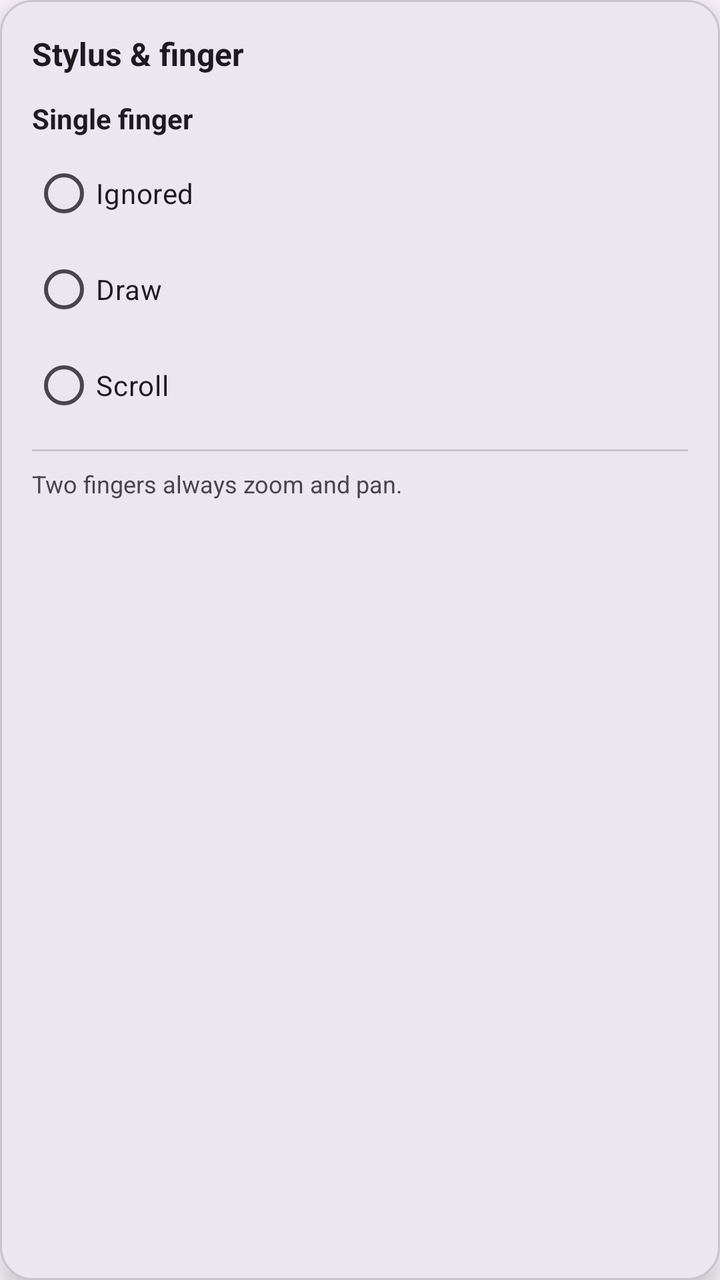
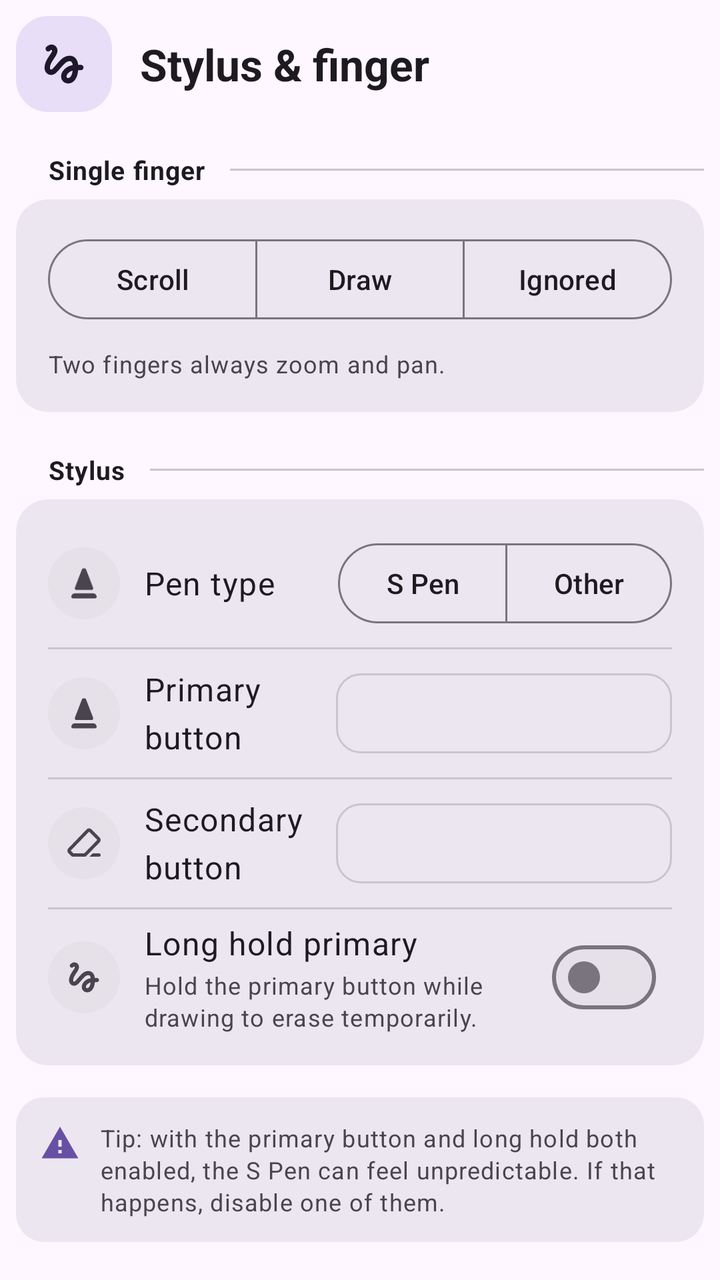

Compare the two renders of this Android layout. The source of the first and the diff that turns it into the second are given below.
<!-- AndroidManifest.xml: application theme Theme.OctopusNotes -->
<!-- res/layout/popup_gesture_options.xml -->
<?xml version="1.0" encoding="utf-8"?>
<LinearLayout xmlns:android="http://schemas.android.com/apk/res/android"
    android:layout_width="300dp"
    android:layout_height="wrap_content"
    android:background="@drawable/popup_background"
    android:orientation="vertical"
    android:padding="16dp"
    android:elevation="8dp">

    <TextView
        android:layout_width="wrap_content"
        android:layout_height="wrap_content"
        android:text="@string/gesture_settings"
        android:textStyle="bold"
        android:textSize="16sp"
        android:textColor="?attr/colorOnSurface"
        android:layout_marginBottom="12dp" />

    <TextView
        android:layout_width="wrap_content"
        android:layout_height="wrap_content"
        android:text="@string/single_finger"
        android:textStyle="bold"
        android:textSize="14sp"
        android:textColor="?attr/colorOnSurface"
        android:layout_marginBottom="4dp" />

    <RadioGroup
        android:id="@+id/singleFingerGroup"
        android:layout_width="match_parent"
        android:layout_height="wrap_content"
        android:orientation="vertical">

        <RadioButton
            android:id="@+id/radioFingerIgnored"
            android:layout_width="match_parent"
            android:layout_height="wrap_content"
            android:text="@string/finger_ignored"
            android:textColor="?attr/colorOnSurface" />

        <RadioButton
            android:id="@+id/radioFingerDraw"
            android:layout_width="match_parent"
            android:layout_height="wrap_content"
            android:text="@string/finger_draw"
            android:textColor="?attr/colorOnSurface" />

        <RadioButton
            android:id="@+id/radioFingerScroll"
            android:layout_width="match_parent"
            android:layout_height="wrap_content"
            android:text="@string/finger_scroll"
            android:textColor="?attr/colorOnSurface" />
    </RadioGroup>

    <View
        android:layout_width="match_parent"
        android:layout_height="1dp"
        android:background="?attr/colorOutlineVariant"
        android:layout_marginVertical="8dp" />

    <TextView
        android:layout_width="match_parent"
        android:layout_height="wrap_content"
        android:text="@string/gesture_two_finger_note"
        android:textColor="?attr/colorOnSurfaceVariant"
        android:textSize="12sp" />

</LinearLayout>
<!-- resources referenced by this layout -->
<resources>
  <!-- drawable popup_background (drawable) -->
  <?xml version="1.0" encoding="utf-8"?>
  <shape xmlns:android="http://schemas.android.com/apk/res/android"
      android:shape="rectangle">
  
      <solid android:color="?attr/colorSurfaceContainerHigh" />
      <corners android:radius="16dp" />
      <stroke
          android:width="1dp"
          android:color="?attr/colorOutlineVariant" />
      <padding
          android:bottom="8dp"
          android:left="8dp"
          android:right="8dp"
          android:top="8dp" />
  
  </shape>
  <style name="Base.Theme.OctopusNotes" parent="Theme.Material3.DayNight.NoActionBar">
          <item name="android:statusBarColor">@android:color/transparent</item>
          <item name="android:windowLightStatusBar" tools:targetApi="m">true</item>
      </style>
  <!-- unchanged entries left out for length: 7 -->
</resources>

<!-- the commit's change to res/layout/popup_gesture_options.xml (unified diff, before → after) -->
@@ -1,69 +1,316 @@
 <?xml version="1.0" encoding="utf-8"?>
-<LinearLayout xmlns:android="http://schemas.android.com/apk/res/android"
-    android:layout_width="300dp"
-    android:layout_height="wrap_content"
-    android:background="@drawable/popup_background"
-    android:orientation="vertical"
-    android:padding="16dp"
-    android:elevation="8dp">
-
-    <TextView
-        android:layout_width="wrap_content"
-        android:layout_height="wrap_content"
-        android:text="@string/gesture_settings"
-        android:textStyle="bold"
-        android:textSize="16sp"
-        android:textColor="?attr/colorOnSurface"
-        android:layout_marginBottom="12dp" />
-
-    <TextView
-        android:layout_width="wrap_content"
-        android:layout_height="wrap_content"
-        android:text="@string/single_finger"
-        android:textStyle="bold"
-        android:textSize="14sp"
-        android:textColor="?attr/colorOnSurface"
-        android:layout_marginBottom="4dp" />
-
-    <RadioGroup
-        android:id="@+id/singleFingerGroup"
+<ScrollView xmlns:android="http://schemas.android.com/apk/res/android"
+    xmlns:app="http://schemas.android.com/apk/res-auto"
+    android:layout_width="match_parent"
+    android:layout_height="wrap_content">
+    <LinearLayout
         android:layout_width="match_parent"
         android:layout_height="wrap_content"
-        android:orientation="vertical">
-
-        <RadioButton
-            android:id="@+id/radioFingerIgnored"
+        android:orientation="vertical"
+        android:animateLayoutChanges="true"
+        android:padding="8dp">
+
+        <LinearLayout
             android:layout_width="match_parent"
             android:layout_height="wrap_content"
-            android:text="@string/finger_ignored"
-            android:textColor="?attr/colorOnSurface" />
-
-        <RadioButton
-            android:id="@+id/radioFingerDraw"
+            android:gravity="center_vertical"
+            android:orientation="horizontal">
+            <LinearLayout
+                style="@style/GestureDialogHeaderIcon"
+                android:gravity="center">
+                <ImageView
+                    android:layout_width="26dp"
+                    android:layout_height="26dp"
+                    android:importantForAccessibility="no"
+                    android:src="@drawable/ic_gesture"
+                    android:tint="?attr/colorOnSecondaryContainer" />
+            </LinearLayout>
+
+            <LinearLayout
+                android:layout_width="0dp"
+                android:layout_height="wrap_content"
+                android:layout_marginStart="14dp"
+                android:layout_weight="1"
+                android:orientation="vertical">
+                <TextView
+                    android:layout_width="wrap_content"
+                    android:layout_height="wrap_content"
+                    android:text="@string/gesture_settings"
+                    android:textAppearance="?attr/textAppearanceTitleLarge"
+                    android:textColor="?attr/colorOnSurface"
+                    android:textStyle="bold" />
+            </LinearLayout>
+        </LinearLayout>
+
+        <LinearLayout style="@style/GestureSectionHeader">
+            <TextView
+                style="@style/GestureSectionHeaderLabel"
+                android:text="@string/single_finger" />
+
+            <View style="@style/GestureSectionHeaderLine" />
+        </LinearLayout>
+
+        <com.google.android.material.card.MaterialCardView
+            style="@style/SettingsCard"
             android:layout_width="match_parent"
             android:layout_height="wrap_content"
-            android:text="@string/finger_draw"
-            android:textColor="?attr/colorOnSurface" />
-
-        <RadioButton
-            android:id="@+id/radioFingerScroll"
+            app:contentPadding="16dp">
+            <LinearLayout
+                android:layout_width="match_parent"
+                android:layout_height="wrap_content"
+                android:orientation="vertical">
+                <com.google.android.material.button.MaterialButtonToggleGroup
+                    android:id="@+id/singleFingerGroup"
+                    android:layout_width="match_parent"
+                    android:layout_height="wrap_content"
+                    app:selectionRequired="true"
+                    app:singleSelection="true">
+                    <com.google.android.material.button.MaterialButton
+                        android:id="@+id/segFingerScroll"
+                        style="?attr/materialButtonOutlinedStyle"
+                        android:layout_width="0dp"
+                        android:layout_height="wrap_content"
+                        android:layout_weight="1"
+                        android:text="@string/finger_scroll" />
+
+                    <com.google.android.material.button.MaterialButton
+                        android:id="@+id/segFingerDraw"
+                        style="?attr/materialButtonOutlinedStyle"
+                        android:layout_width="0dp"
+                        android:layout_height="wrap_content"
+                        android:layout_weight="1"
+                        android:text="@string/finger_draw" />
+
+                    <com.google.android.material.button.MaterialButton
+                        android:id="@+id/segFingerIgnored"
+                        style="?attr/materialButtonOutlinedStyle"
+                        android:layout_width="0dp"
+                        android:layout_height="wrap_content"
+                        android:layout_weight="1"
+                        android:text="@string/finger_ignored" />
+                </com.google.android.material.button.MaterialButtonToggleGroup>
+
+                <TextView
+                    android:layout_width="match_parent"
+                    android:layout_height="wrap_content"
+                    android:layout_marginTop="10dp"
+                    android:text="@string/gesture_two_finger_note"
+                    android:textAppearance="?attr/textAppearanceBodySmall"
+                    android:textColor="?attr/colorOnSurfaceVariant" />
+            </LinearLayout>
+        </com.google.android.material.card.MaterialCardView>
+
+        <LinearLayout style="@style/GestureSectionHeader">
+            <TextView
+                style="@style/GestureSectionHeaderLabel"
+                android:text="@string/stylus_settings" />
+
+            <View style="@style/GestureSectionHeaderLine" />
+        </LinearLayout>
+
+        <com.google.android.material.card.MaterialCardView
+            style="@style/SettingsCard"
             android:layout_width="match_parent"
             android:layout_height="wrap_content"
-            android:text="@string/finger_scroll"
-            android:textColor="?attr/colorOnSurface" />
-    </RadioGroup>
-
-    <View
-        android:layout_width="match_parent"
-        android:layout_height="1dp"
-        android:background="?attr/colorOutlineVariant"
-        android:layout_marginVertical="8dp" />
-
-    <TextView
-        android:layout_width="match_parent"
-        android:layout_height="wrap_content"
-        android:text="@string/gesture_two_finger_note"
-        android:textColor="?attr/colorOnSurfaceVariant"
-        android:textSize="12sp" />
-
-</LinearLayout>
+            app:contentPadding="16dp">
+            <LinearLayout
+                android:layout_width="match_parent"
+                android:layout_height="wrap_content"
+                android:animateLayoutChanges="true"
+                android:orientation="vertical">
+
+                <LinearLayout style="@style/GestureRow">
+                    <LinearLayout style="@style/GestureRowIcon">
+                        <ImageView
+                            style="@style/GestureRowIconImg"
+                            android:src="@drawable/ic_pen" />
+                    </LinearLayout>
+
+                    <TextView
+                        android:layout_width="0dp"
+                        android:layout_height="wrap_content"
+                        android:layout_weight="1"
+                        android:text="@string/stylus_pen_type"
+                        android:textAppearance="?attr/textAppearanceBodyLarge"
+                        android:textColor="?attr/colorOnSurface" />
+
+                    <com.google.android.material.button.MaterialButtonToggleGroup
+                        android:id="@+id/stylusPenGroup"
+                        android:layout_width="wrap_content"
+                        android:layout_height="wrap_content"
+                        app:selectionRequired="true"
+                        app:singleSelection="true">
+                        <com.google.android.material.button.MaterialButton
+                            android:id="@+id/segPenSPen"
+                            style="?attr/materialButtonOutlinedStyle"
+                            android:layout_width="wrap_content"
+                            android:layout_height="wrap_content"
+                            android:minWidth="80dp"
+                            android:text="@string/stylus_pen_s_pen" />
+
+                        <com.google.android.material.button.MaterialButton
+                            android:id="@+id/segPenOther"
+                            style="?attr/materialButtonOutlinedStyle"
+                            android:layout_width="wrap_content"
+                            android:layout_height="wrap_content"
+                            android:minWidth="80dp"
+                            android:text="@string/stylus_pen_other" />
+                    </com.google.android.material.button.MaterialButtonToggleGroup>
+                </LinearLayout>
+
+                <View
+                    android:layout_width="match_parent"
+                    android:layout_height="1dp"
+                    android:layout_marginVertical="6dp"
+                    android:background="?attr/colorOutlineVariant" />
+
+                <LinearLayout style="@style/GestureRow">
+                    <LinearLayout style="@style/GestureRowIcon">
+                        <ImageView
+                            style="@style/GestureRowIconImg"
+                            android:src="@drawable/ic_pen" />
+                    </LinearLayout>
+
+                    <TextView
+                        android:layout_width="0dp"
+                        android:layout_height="wrap_content"
+                        android:layout_weight="1"
+                        android:text="@string/stylus_primary"
+                        android:textAppearance="?attr/textAppearanceBodyLarge"
+                        android:textColor="?attr/colorOnSurface" />
+
+                    <TextView
+                        android:id="@+id/stylusPrimaryButton"
+                        android:layout_width="wrap_content"
+                        android:layout_height="40dp"
+                        android:minWidth="168dp"
+                        android:gravity="center_vertical"
+                        android:paddingStart="12dp"
+                        android:paddingEnd="10dp"
+                        android:background="@drawable/bg_action_pill"
+                        android:foreground="?attr/selectableItemBackground"
+                        android:clickable="true"
+                        android:focusable="true"
+                        android:textColor="?attr/colorOnSurface"
+                        android:textSize="14sp" />
+                </LinearLayout>
+
+                <LinearLayout
+                    android:id="@+id/stylusSecondarySection"
+                    android:layout_width="match_parent"
+                    android:layout_height="wrap_content"
+                    android:orientation="vertical">
+                    <View
+                        android:layout_width="match_parent"
+                        android:layout_height="1dp"
+                        android:layout_marginVertical="6dp"
+                        android:background="?attr/colorOutlineVariant" />
+
+                    <LinearLayout style="@style/GestureRow">
+                        <LinearLayout style="@style/GestureRowIcon">
+                            <ImageView
+                                style="@style/GestureRowIconImg"
+                                android:src="@drawable/ic_eraser" />
+                        </LinearLayout>
+
+                        <TextView
+                            android:layout_width="0dp"
+                            android:layout_height="wrap_content"
+                            android:layout_weight="1"
+                            android:text="@string/stylus_secondary"
+                            android:textAppearance="?attr/textAppearanceBodyLarge"
+                            android:textColor="?attr/colorOnSurface" />
+
+                    <TextView
+                        android:id="@+id/stylusSecondaryButton"
+                        android:layout_width="wrap_content"
+                        android:layout_height="40dp"
+                        android:minWidth="168dp"
+                        android:gravity="center_vertical"
+                        android:paddingStart="12dp"
+                        android:paddingEnd="10dp"
+                        android:background="@drawable/bg_action_pill"
+                        android:foreground="?attr/selectableItemBackground"
+                        android:clickable="true"
+                        android:focusable="true"
+                        android:textColor="?attr/colorOnSurface"
+                        android:textSize="14sp" />
+                    </LinearLayout>
+                </LinearLayout>
+
+                <View
+                    android:layout_width="match_parent"
+                    android:layout_height="1dp"
+                    android:layout_marginVertical="6dp"
+                    android:background="?attr/colorOutlineVariant" />
+
+                <LinearLayout style="@style/GestureRow">
+                    <LinearLayout style="@style/GestureRowIcon">
+                        <ImageView
+                            style="@style/GestureRowIconImg"
+                            android:src="@drawable/ic_gesture" />
+                    </LinearLayout>
+
+                    <LinearLayout
+                        android:layout_width="0dp"
+                        android:layout_height="wrap_content"
+                        android:layout_marginEnd="12dp"
+                        android:layout_weight="1"
+                        android:orientation="vertical">
+                        <TextView
+                            android:layout_width="wrap_content"
+                            android:layout_height="wrap_content"
+                            android:text="@string/stylus_long_hold"
+                            android:textAppearance="?attr/textAppearanceBodyLarge"
+                            android:textColor="?attr/colorOnSurface" />
+
+                        <TextView
+                            android:layout_width="wrap_content"
+                            android:layout_height="wrap_content"
+                            android:layout_marginTop="2dp"
+                            android:text="@string/stylus_long_hold_note"
+                            android:textAppearance="?attr/textAppearanceBodySmall"
+                            android:textColor="?attr/colorOnSurfaceVariant" />
+                    </LinearLayout>
+
+                    <com.google.android.material.materialswitch.MaterialSwitch
+                        android:id="@+id/stylusLongHoldSwitch"
+                        android:layout_width="wrap_content"
+                        android:layout_height="wrap_content"
+                        android:minWidth="0dp"
+                        android:paddingStart="8dp"
+                        android:paddingEnd="8dp" />
+                </LinearLayout>
+
+            </LinearLayout>
+        </com.google.android.material.card.MaterialCardView>
+
+        <LinearLayout
+            android:layout_width="match_parent"
+            android:layout_height="wrap_content"
+            android:layout_marginTop="16dp"
+            android:background="@drawable/bg_tip_callout"
+            android:gravity="top"
+            android:orientation="horizontal"
+            android:padding="12dp">
+            <ImageView
+                android:layout_width="20dp"
+                android:layout_height="20dp"
+                android:layout_marginTop="1dp"
+                android:importantForAccessibility="no"
+                android:src="@drawable/ic_warning"
+                android:tint="?attr/colorPrimary" />
+
+            <TextView
+                android:layout_width="0dp"
+                android:layout_height="wrap_content"
+                android:layout_marginStart="10dp"
+                android:layout_weight="1"
+                android:lineSpacingExtra="2dp"
+                android:text="@string/stylus_conflict_note"
+                android:textAppearance="?attr/textAppearanceBodySmall"
+                android:textColor="?attr/colorOnSurfaceVariant" />
+        </LinearLayout>
+
+    </LinearLayout>
+</ScrollView>
<!-- resource entries referenced after the edit -->
@@ -1,24 +1,143 @@
 <!-- resources referenced by this layout -->
 <resources>
-  <!-- drawable popup_background (drawable) -->
+  <!-- drawable bg_action_pill (drawable) -->
   <?xml version="1.0" encoding="utf-8"?>
-  <shape xmlns:android="http://schemas.android.com/apk/res/android"
-      android:shape="rectangle">
-  
+  <shape xmlns:android="http://schemas.android.com/apk/res/android" android:shape="rectangle">
       <solid android:color="?attr/colorSurfaceContainerHigh" />
+      <corners android:radius="12dp" />
+      <stroke android:width="1dp" android:color="?attr/colorOutlineVariant" />
+  </shape>
+  <!-- drawable bg_tip_callout (drawable) -->
+  <?xml version="1.0" encoding="utf-8"?>
+  <shape xmlns:android="http://schemas.android.com/apk/res/android" android:shape="rectangle">
+      <solid android:color="?attr/colorSurfaceContainerHigh" />
+      <corners android:radius="14dp" />
+  </shape>
+  <!-- drawable ic_eraser (drawable) -->
+  <vector xmlns:android="http://schemas.android.com/apk/res/android"
+      android:width="24dp"
+      android:height="24dp"
+      android:viewportWidth="960"
+      android:viewportHeight="960"
+      android:tint="?attr/colorControlNormal">
+    <path
+        android:fillColor="@android:color/white"
+        android:pathData="M690,720L840,720Q857,720 868.5,731.5Q880,743 880,760Q880,777 868.5,788.5Q857,800 840,800L610,800L690,720ZM207,800Q199,800 191.5,797Q184,794 178,788L105,715Q82,692 81.5,658Q81,624 104,600L544,144Q567,120 600.5,120Q634,120 657,143L856,342Q879,365 879,399Q879,433 856,456L532,788Q526,794 518.5,797Q511,800 503,800L207,800ZM486,720L800,398Q800,398 800,398Q800,398 800,398L602,200Q602,200 602,200Q602,200 602,200L160,656Q160,656 160,656Q160,656 160,656L224,720L486,720ZM480,480L480,480L480,480Q480,480 480,480Q480,480 480,480L480,480Q480,480 480,480Q480,480 480,480L480,480Q480,480 480,480Q480,480 480,480Z"/>
+  </vector>
+  <!-- drawable ic_gesture (drawable) -->
+  <vector xmlns:android="http://schemas.android.com/apk/res/android"
+      android:width="24dp"
+      android:height="24dp"
+      android:viewportWidth="960"
+      android:viewportHeight="960"
+      android:tint="?attr/colorControlNormal">
+    <path
+        android:fillColor="@android:color/white"
+        android:pathData="M554,840Q500,840 463,803Q426,766 426,714Q426,638 487.5,576.5Q549,515 641,500Q638,464 623,445.5Q608,427 582,427Q552,427 517,452Q482,477 434,534Q356,627 319.5,655Q283,683 241,683Q190,683 155,645Q120,607 120,553Q120,499 143.5,442.5Q167,386 223,307Q242,281 251,263Q260,245 260,234Q260,227 257.5,223.5Q255,220 250,220Q245,220 238,223Q231,226 223,234Q208,248 188.5,249Q169,250 155,236Q140,220 139.5,198.5Q139,177 155,163Q179,142 203,131Q227,120 250,120Q296,120 328,152Q360,184 360,232Q360,261 345,296Q330,331 295,380Q257,434 238.5,475Q220,516 220,547Q220,564 225.5,573.5Q231,583 241,583Q251,583 258.5,577.5Q266,572 286,551Q299,537 317,516.5Q335,496 361,466Q424,391 475,359Q526,327 582,327Q649,327 692,372Q735,417 741,495L790,495Q811,495 825.5,509.5Q840,524 840,545Q840,566 825.5,580.5Q811,595 790,595L741,595Q733,707 682.5,773.5Q632,840 554,840ZM556,740Q588,740 610,703.5Q632,667 640,602Q594,613 560,645.5Q526,678 526,710Q526,724 534,732Q542,740 556,740Z"/>
+  </vector>
+  <!-- drawable ic_pen (drawable) -->
+  <vector xmlns:android="http://schemas.android.com/apk/res/android"
+      android:width="24dp"
+      android:height="24dp"
+      android:viewportWidth="960"
+      android:viewportHeight="960"
+      android:tint="?attr/colorControlNormal">
+    <path
+        android:fillColor="@android:color/white"
+        android:pathData="M298,640Q277,640 265,623Q253,606 261,586L431,144Q436,133 445.5,126.5Q455,120 466,120L494,120Q505,120 514.5,126.5Q524,133 529,144L699,586Q707,606 695,623Q683,640 662,640L298,640ZM215,840Q195,840 182.5,823.5Q170,807 177,787L182,775Q190,750 211,735Q232,720 258,720L702,720Q728,720 749,735Q770,750 778,775L783,787Q790,807 777.5,823.5Q765,840 745,840L215,840Z"/>
+  </vector>
+  <!-- drawable ic_warning (drawable) -->
+  <?xml version="1.0" encoding="utf-8"?>
+  <vector xmlns:android="http://schemas.android.com/apk/res/android"
+      android:width="24dp"
+      android:height="24dp"
+      android:viewportWidth="24"
+      android:viewportHeight="24"
+      android:tint="?attr/colorControlNormal">
+      <path
+          android:fillColor="@android:color/white"
+          android:pathData="M1,21h22L12,2 1,21zM13,18h-2v-2h2v2zM13,14h-2v-4h2v4z" />
+  </vector>
+  <string name="stylus_conflict_note">Tip: with the primary button and long hold both enabled, the S Pen can feel unpredictable. If that happens, disable one of them.</string>
+  <string name="stylus_long_hold">Long hold primary</string>
+  <string name="stylus_long_hold_note">Hold the primary button while drawing to erase temporarily.</string>
+  <string name="stylus_pen_other">Other</string>
+  <string name="stylus_pen_s_pen">S Pen</string>
+  <string name="stylus_pen_type">Pen type</string>
+  <string name="stylus_primary">Primary button</string>
+  <string name="stylus_secondary">Secondary button</string>
+  <string name="stylus_settings">Stylus</string>
+  <style name="GestureDialogHeaderIcon">
+          <item name="android:layout_width">48dp</item>
+          <item name="android:layout_height">48dp</item>
+          <item name="android:background">@drawable/bg_gesture_dialog_header</item>
+      </style>
+  <style name="GestureRow">
+          <item name="android:layout_width">match_parent</item>
+          <item name="android:layout_height">wrap_content</item>
+          <item name="android:minHeight">52dp</item>
+          <item name="android:gravity">center_vertical</item>
+          <item name="android:orientation">horizontal</item>
+      </style>
+  <style name="GestureRowIcon">
+          <item name="android:layout_width">36dp</item>
+          <item name="android:layout_height">36dp</item>
+          <item name="android:layout_marginEnd">12dp</item>
+          <item name="android:background">@drawable/bg_popup_icon</item>
+          <item name="android:gravity">center</item>
+      </style>
+  <style name="GestureRowIconImg">
+          <item name="android:layout_width">20dp</item>
+          <item name="android:layout_height">20dp</item>
+          <item name="android:tint">?attr/colorOnSurfaceVariant</item>
+      </style>
+  <style name="GestureSectionHeader">
+          <item name="android:layout_width">match_parent</item>
+          <item name="android:layout_height">wrap_content</item>
+          <item name="android:layout_marginTop">20dp</item>
+          <item name="android:layout_marginBottom">6dp</item>
+          <item name="android:gravity">center_vertical</item>
+          <item name="android:orientation">horizontal</item>
+      </style>
+  <style name="GestureSectionHeaderLabel">
+          <item name="android:layout_width">wrap_content</item>
+          <item name="android:layout_height">wrap_content</item>
+          <item name="android:layout_marginStart">16dp</item>
+          <item name="android:textColor">?attr/colorOnSurface</item>
+          <item name="android:textSize">13sp</item>
+          <item name="android:textStyle">bold</item>
+          <item name="android:letterSpacing">0.03</item>
+      </style>
+  <style name="GestureSectionHeaderLine">
+          <item name="android:layout_width">0dp</item>
+          <item name="android:layout_height">1dp</item>
+          <item name="android:layout_marginStart">12dp</item>
+          <item name="android:layout_weight">1</item>
+          <item name="android:background">?attr/colorOutlineVariant</item>
+      </style>
+  <style name="SettingsCard" parent="Widget.Material3.CardView.Filled">
+          <item name="android:layout_width">match_parent</item>
+          <item name="android:layout_height">wrap_content</item>
+          <item name="cardCornerRadius">16dp</item>
+          <item name="cardElevation">0dp</item>
+          <item name="cardBackgroundColor">?attr/colorSurfaceContainerHigh</item>
+          <item name="strokeWidth">0dp</item>
+      </style>
+  <!-- drawable bg_gesture_dialog_header (drawable) -->
+  <?xml version="1.0" encoding="utf-8"?>
+  <shape xmlns:android="http://schemas.android.com/apk/res/android" android:shape="rectangle">
+      <solid android:color="?attr/colorSecondaryContainer" />
       <corners android:radius="16dp" />
-      <stroke
-          android:width="1dp"
-          android:color="?attr/colorOutlineVariant" />
-      <padding
-          android:bottom="8dp"
-          android:left="8dp"
-          android:right="8dp"
-          android:top="8dp" />
-  
+  </shape>
+  <!-- drawable bg_popup_icon (drawable) -->
+  <?xml version="1.0" encoding="utf-8"?>
+  <shape xmlns:android="http://schemas.android.com/apk/res/android" android:shape="oval">
+      <solid android:color="?attr/colorSurfaceContainerHighest" />
   </shape>
   <style name="Base.Theme.OctopusNotes" parent="Theme.Material3.DayNight.NoActionBar">
+  
           <item name="android:statusBarColor">@android:color/transparent</item>
+  
           <item name="android:windowLightStatusBar" tools:targetApi="m">true</item>
       </style>
   <!-- unchanged entries left out for length: 7 -->
